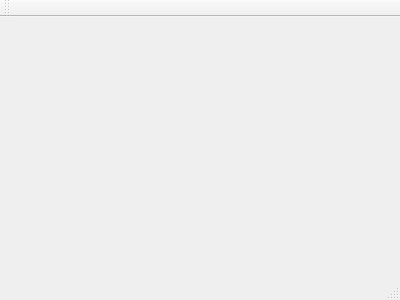
Above: mainwindow.ui from danielmeer/ChainsawTerminal before the change. Below: the same form after it.
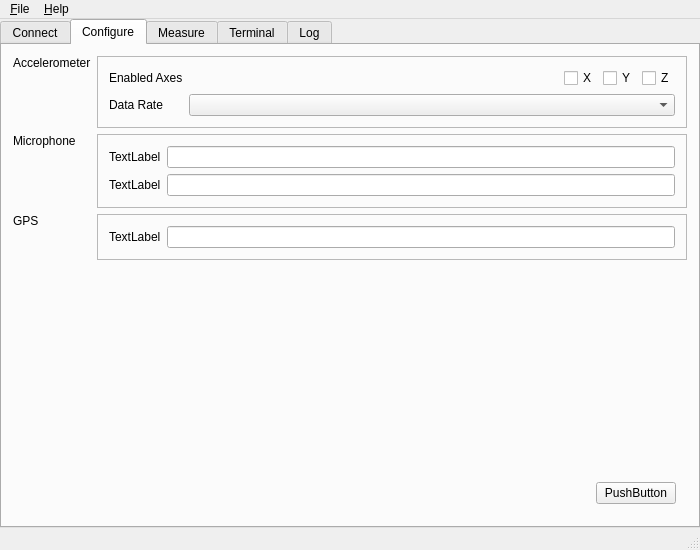
That is the form after the change. The open tabs and pages were chosen to show the change.

```diff
--- a/mainwindow.ui
+++ b/mainwindow.ui
@@ -1,24 +1,526 @@
 <ui version="4.0">
  <class>MainWindow</class>
- <widget class="QMainWindow" name="MainWindow" >
-  <property name="geometry" >
+ <widget class="QMainWindow" name="MainWindow">
+  <property name="geometry">
    <rect>
     <x>0</x>
     <y>0</y>
-    <width>400</width>
-    <height>300</height>
+    <width>700</width>
+    <height>550</height>
    </rect>
   </property>
   <property name="windowTitle" >
    <string>MainWindow</string>
   </property>
-  <widget class="QMenuBar" name="menuBar" />
-  <widget class="QToolBar" name="mainToolBar" />
-  <widget class="QWidget" name="centralWidget" />
-  <widget class="QStatusBar" name="statusBar" />
+  <widget class="QWidget" name="centralWidget">
+   <layout class="QHBoxLayout" name="horizontalLayout">
+    <property name="leftMargin">
+     <number>0</number>
+    </property>
+    <property name="topMargin">
+     <number>0</number>
+    </property>
+    <property name="rightMargin">
+     <number>0</number>
+    </property>
+    <property name="bottomMargin">
+     <number>0</number>
+    </property>
+    <item>
+     <widget class="QTabWidget" name="tabWidget">
+      <property name="autoFillBackground">
+       <bool>false</bool>
+      </property>
+      <property name="tabShape">
+       <enum>QTabWidget::Rounded</enum>
+      </property>
+      <property name="currentIndex">
+       <number>0</number>
+      </property>
+      <widget class="QWidget" name="tab">
+       <attribute name="title">
+        <string>Connect</string>
+       </attribute>
+       <layout class="QVBoxLayout" name="verticalLayout_2">
+        <item>
+         <widget class="QFrame" name="frame">
+          <property name="frameShape">
+           <enum>QFrame::StyledPanel</enum>
+          </property>
+          <property name="frameShadow">
+           <enum>QFrame::Raised</enum>
+          </property>
+          <layout class="QHBoxLayout" name="horizontalLayout_4">
+           <item>
+            <widget class="QLabel" name="label_2">
+             <property name="minimumSize">
+              <size>
+               <width>100</width>
+               <height>0</height>
+              </size>
+             </property>
+             <property name="font">
+              <font>
+               <family>Sans Serif</family>
+               <pointsize>11</pointsize>
+               <weight>75</weight>
+               <bold>true</bold>
+              </font>
+             </property>
+             <property name="text">
+              <string>Bluetooth</string>
+             </property>
+             <property name="alignment">
+              <set>Qt::AlignLeading|Qt::AlignLeft|Qt::AlignTop</set>
+             </property>
+            </widget>
+           </item>
+           <item>
+            <widget class="QListWidget" name="listWidget"/>
+           </item>
+           <item>
+            <widget class="QWidget" name="widget" native="true">
+             <layout class="QVBoxLayout" name="verticalLayout">
+              <item>
+               <widget class="QPushButton" name="pushButton_4">
+                <property name="text">
+                 <string>Scan</string>
+                </property>
+               </widget>
+              </item>
+              <item>
+               <widget class="QPushButton" name="pushButton_3">
+                <property name="text">
+                 <string>Clear</string>
+                </property>
+               </widget>
+              </item>
+              <item>
+               <spacer name="verticalSpacer">
+                <property name="orientation">
+                 <enum>Qt::Vertical</enum>
+                </property>
+                <property name="sizeHint" stdset="0">
+                 <size>
+                  <width>20</width>
+                  <height>40</height>
+                 </size>
+                </property>
+               </spacer>
+              </item>
+              <item>
+               <widget class="QPushButton" name="pushButton_2">
+                <property name="text">
+                 <string>Connect</string>
+                </property>
+               </widget>
+              </item>
+             </layout>
+            </widget>
+           </item>
+          </layout>
+         </widget>
+        </item>
+        <item>
+         <widget class="QFrame" name="frame_2">
+          <property name="font">
+           <font>
+            <weight>50</weight>
+            <bold>false</bold>
+           </font>
+          </property>
+          <property name="frameShape">
+           <enum>QFrame::StyledPanel</enum>
+          </property>
+          <property name="frameShadow">
+           <enum>QFrame::Raised</enum>
+          </property>
+          <layout class="QHBoxLayout" name="horizontalLayout_5">
+           <item>
+            <widget class="QLabel" name="label">
+             <property name="minimumSize">
+              <size>
+               <width>100</width>
+               <height>0</height>
+              </size>
+             </property>
+             <property name="font">
+              <font>
+               <family>Sans Serif</family>
+               <pointsize>11</pointsize>
+               <weight>75</weight>
+               <bold>true</bold>
+              </font>
+             </property>
+             <property name="text">
+              <string>Serial Port</string>
+             </property>
+             <property name="scaledContents">
+              <bool>false</bool>
+             </property>
+             <property name="alignment">
+              <set>Qt::AlignLeading|Qt::AlignLeft|Qt::AlignTop</set>
+             </property>
+            </widget>
+           </item>
+           <item>
+            <widget class="QListWidget" name="listWidget_2"/>
+           </item>
+           <item>
+            <widget class="QWidget" name="widget_2" native="true">
+             <layout class="QVBoxLayout" name="verticalLayout_3">
+              <item>
+               <spacer name="verticalSpacer_2">
+                <property name="orientation">
+                 <enum>Qt::Vertical</enum>
+                </property>
+                <property name="sizeHint" stdset="0">
+                 <size>
+                  <width>20</width>
+                  <height>40</height>
+                 </size>
+                </property>
+               </spacer>
+              </item>
+              <item>
+               <widget class="QPushButton" name="pushButton">
+                <property name="text">
+                 <string>Connect</string>
+                </property>
+               </widget>
+              </item>
+             </layout>
+            </widget>
+           </item>
+          </layout>
+         </widget>
+        </item>
+       </layout>
+      </widget>
+      <widget class="QWidget" name="tab_2">
+       <attribute name="title">
+        <string>Configure</string>
+       </attribute>
+       <layout class="QGridLayout" name="gridLayout">
+        <item row="0" column="1">
+         <widget class="QFrame" name="frame_3">
+          <property name="frameShape">
+           <enum>QFrame::StyledPanel</enum>
+          </property>
+          <property name="frameShadow">
+           <enum>QFrame::Raised</enum>
+          </property>
+          <layout class="QFormLayout" name="formLayout">
+           <item row="3" column="0">
+            <widget class="QLabel" name="label_4">
+             <property name="text">
+              <string>Data Rate</string>
+             </property>
+            </widget>
+           </item>
+           <item row="1" column="0">
+            <widget class="QLabel" name="label_3">
+             <property name="text">
+              <string>Enabled Axes</string>
+             </property>
+            </widget>
+           </item>
+           <item row="1" column="1">
+            <widget class="QWidget" name="widget_4" native="true">
+             <layout class="QHBoxLayout" name="horizontalLayout_3">
+              <property name="leftMargin">
+               <number>0</number>
+              </property>
+              <property name="topMargin">
+               <number>0</number>
+              </property>
+              <property name="rightMargin">
+               <number>0</number>
+              </property>
+              <property name="bottomMargin">
+               <number>0</number>
+              </property>
+              <item>
+               <spacer name="horizontalSpacer_2">
+                <property name="orientation">
+                 <enum>Qt::Horizontal</enum>
+                </property>
+                <property name="sizeHint" stdset="0">
+                 <size>
+                  <width>40</width>
+                  <height>20</height>
+                 </size>
+                </property>
+               </spacer>
+              </item>
+              <item>
+               <widget class="QCheckBox" name="checkBox">
+                <property name="text">
+                 <string>X</string>
+                </property>
+               </widget>
+              </item>
+              <item>
+               <widget class="QCheckBox" name="checkBox_2">
+                <property name="text">
+                 <string>Y</string>
+                </property>
+               </widget>
+              </item>
+              <item>
+               <widget class="QCheckBox" name="checkBox_3">
+                <property name="text">
+                 <string>Z</string>
+                </property>
+               </widget>
+              </item>
+             </layout>
+            </widget>
+           </item>
+           <item row="3" column="1">
+            <widget class="QComboBox" name="comboBox"/>
+           </item>
+          </layout>
+         </widget>
+        </item>
+        <item row="2" column="1">
+         <widget class="QFrame" name="frame_4">
+          <property name="frameShape">
+           <enum>QFrame::StyledPanel</enum>
+          </property>
+          <property name="frameShadow">
+           <enum>QFrame::Raised</enum>
+          </property>
+          <layout class="QFormLayout" name="formLayout_2">
+           <item row="0" column="0">
+            <widget class="QLabel" name="label_5">
+             <property name="text">
+              <string>TextLabel</string>
+             </property>
+            </widget>
+           </item>
+           <item row="1" column="0">
+            <widget class="QLabel" name="label_6">
+             <property name="text">
+              <string>TextLabel</string>
+             </property>
+            </widget>
+           </item>
+           <item row="0" column="1">
+            <widget class="QLineEdit" name="lineEdit"/>
+           </item>
+           <item row="1" column="1">
+            <widget class="QLineEdit" name="lineEdit_2"/>
+           </item>
+          </layout>
+         </widget>
+        </item>
+        <item row="5" column="1">
+         <widget class="QWidget" name="widget_3" native="true">
+          <property name="sizePolicy">
+           <sizepolicy hsizetype="Preferred" vsizetype="Preferred">
+            <horstretch>0</horstretch>
+            <verstretch>0</verstretch>
+           </sizepolicy>
+          </property>
+          <layout class="QHBoxLayout" name="horizontalLayout_2">
+           <item>
+            <spacer name="horizontalSpacer">
+             <property name="orientation">
+              <enum>Qt::Horizontal</enum>
+             </property>
+             <property name="sizeHint" stdset="0">
+              <size>
+               <width>40</width>
+               <height>20</height>
+              </size>
+             </property>
+            </spacer>
+           </item>
+           <item>
+            <widget class="QPushButton" name="pushButton_5">
+             <property name="text">
+              <string>PushButton</string>
+             </property>
+            </widget>
+           </item>
+          </layout>
+         </widget>
+        </item>
+        <item row="4" column="1">
+         <spacer name="verticalSpacer_3">
+          <property name="orientation">
+           <enum>Qt::Vertical</enum>
+          </property>
+          <property name="sizeHint" stdset="0">
+           <size>
+            <width>20</width>
+            <height>40</height>
+           </size>
+          </property>
+         </spacer>
+        </item>
+        <item row="3" column="1">
+         <widget class="QFrame" name="frame_5">
+          <property name="frameShape">
+           <enum>QFrame::StyledPanel</enum>
+          </property>
+          <property name="frameShadow">
+           <enum>QFrame::Raised</enum>
+          </property>
+          <layout class="QFormLayout" name="formLayout_3">
+           <item row="0" column="0">
+            <widget class="QLabel" name="label_7">
+             <property name="text">
+              <string>TextLabel</string>
+             </property>
+            </widget>
+           </item>
+           <item row="0" column="1">
+            <widget class="QLineEdit" name="lineEdit_3"/>
+           </item>
+          </layout>
+         </widget>
+        </item>
+        <item row="0" column="0">
+         <widget class="QLabel" name="label_8">
+          <property name="text">
+           <string>Accelerometer</string>
+          </property>
+          <property name="alignment">
+           <set>Qt::AlignLeading|Qt::AlignLeft|Qt::AlignTop</set>
+          </property>
+         </widget>
+        </item>
+        <item row="2" column="0">
+         <widget class="QLabel" name="label_9">
+          <property name="text">
+           <string>Microphone</string>
+          </property>
+          <property name="alignment">
+           <set>Qt::AlignLeading|Qt::AlignLeft|Qt::AlignTop</set>
+          </property>
+         </widget>
+        </item>
+        <item row="3" column="0">
+         <widget class="QLabel" name="label_10">
+          <property name="text">
+           <string>GPS</string>
+          </property>
+          <property name="alignment">
+           <set>Qt::AlignLeading|Qt::AlignLeft|Qt::AlignTop</set>
+          </property>
+         </widget>
+        </item>
+       </layout>
+      </widget>
+      <widget class="QWidget" name="tab_3">
+       <attribute name="title">
+        <string>Measure</string>
+       </attribute>
+       <widget class="QGraphicsView" name="graphicsView">
+        <property name="geometry">
+         <rect>
+          <x>60</x>
+          <y>20</y>
+          <width>481</width>
+          <height>321</height>
+         </rect>
+        </property>
+       </widget>
+      </widget>
+      <widget class="QWidget" name="tab_4">
+       <attribute name="title">
+        <string>Terminal</string>
+       </attribute>
+       <layout class="QVBoxLayout" name="verticalLayout_4">
+        <item>
+         <widget class="QTextBrowser" name="textBrowser"/>
+        </item>
+        <item>
+         <widget class="QWidget" name="widget_5" native="true">
+          <layout class="QHBoxLayout" name="horizontalLayout_6">
+           <property name="leftMargin">
+            <number>8</number>
+           </property>
+           <property name="topMargin">
+            <number>12</number>
+           </property>
+           <property name="rightMargin">
+            <number>8</number>
+           </property>
+           <property name="bottomMargin">
+            <number>12</number>
+           </property>
+           <item>
+            <widget class="QLineEdit" name="lineEdit_4"/>
+           </item>
+           <item>
+            <widget class="QPushButton" name="pushButton_6">
+             <property name="text">
+              <string>PushButton</string>
+             </property>
+            </widget>
+           </item>
+          </layout>
+         </widget>
+        </item>
+       </layout>
+      </widget>
+      <widget class="QWidget" name="tab_5">
+       <attribute name="title">
+        <string>Log</string>
+       </attribute>
+       <layout class="QVBoxLayout" name="verticalLayout_5">
+        <item>
+         <widget class="QTextBrowser" name="textBrowser_2"/>
+        </item>
+       </layout>
+      </widget>
+     </widget>
+    </item>
+   </layout>
+  </widget>
+  <widget class="QMenuBar" name="menuBar">
+   <property name="geometry">
+    <rect>
+     <x>0</x>
+     <y>0</y>
+     <width>700</width>
+     <height>19</height>
+    </rect>
+   </property>
+   <property name="nativeMenuBar">
+    <bool>false</bool>
+   </property>
+   <widget class="QMenu" name="menu_File">
+    <property name="title">
+     <string>&amp;File</string>
+    </property>
+    <addaction name="actionClose"/>
+   </widget>
+   <widget class="QMenu" name="menu_Help">
+    <property name="title">
+     <string>&amp;Help</string>
+    </property>
+    <addaction name="actionAbout"/>
+   </widget>
+   <addaction name="menu_File"/>
+   <addaction name="menu_Help"/>
+  </widget>
+  <widget class="QStatusBar" name="statusBar"/>
+  <action name="actionClose">
+   <property name="text">
+    <string>Close</string>
+   </property>
+  </action>
+  <action name="actionAbout">
+   <property name="text">
+    <string>About</string>
+   </property>
+  </action>
  </widget>
- <layoutDefault spacing="6" margin="11" />
- <pixmapfunction></pixmapfunction>
+ <layoutdefault spacing="6" margin="11"/>
  <resources/>
  <connections/>
 </ui>
```
Left out of the diff: 3 changed lines with no effect on the pictures.
